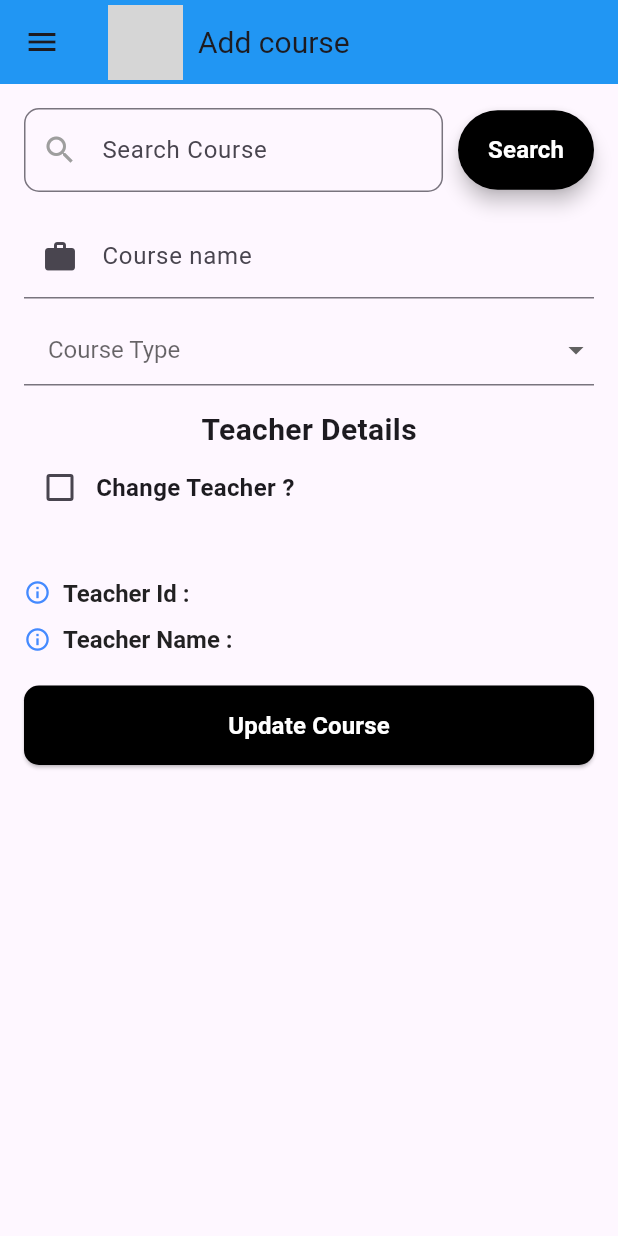
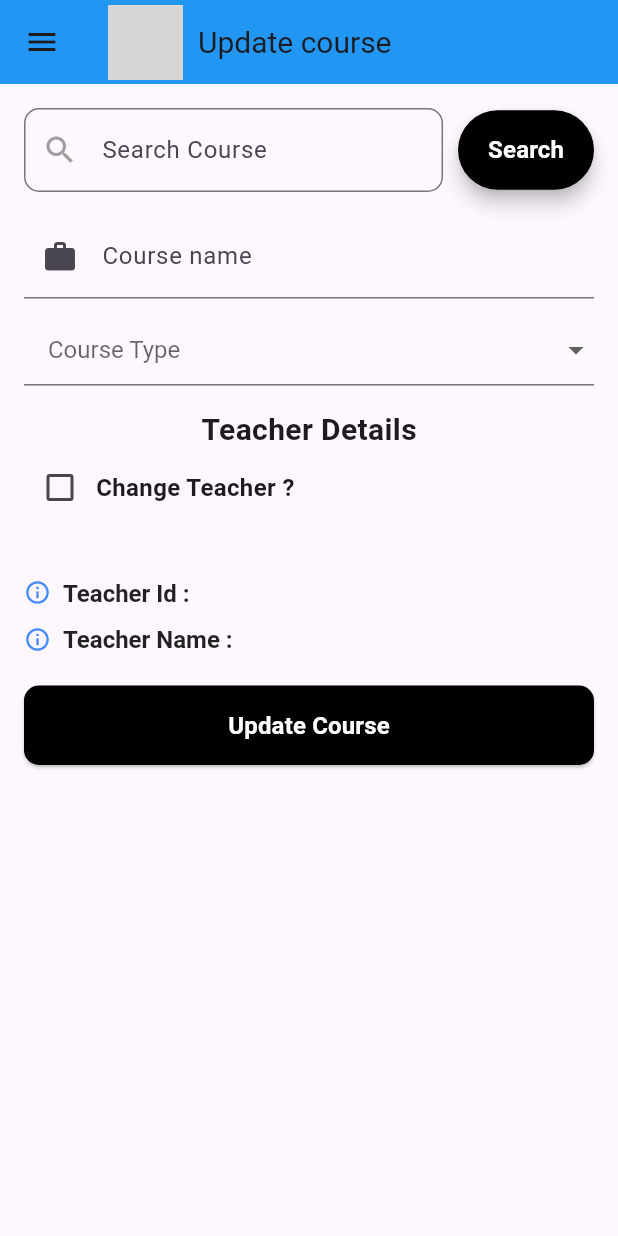
Before and after one commit to VinuthSriArampath/TuitionToAll-MobileApp, a Flutter app: the UpdateCourse screen opened directly, on a phone screen of 412 x 824 dp. Run offline on Flutter 3.47's test engine with Material 3 defaults, Android fonts, the phone set to English and light mode, and no system bars; our stand-ins replace device_preview, flutter_dotenv, flutter_riverpod, pin_code_fields, shared_preferences; accounts and stored records are empty; grey boxes are pictures that could not be loaded.

Commit message:
fix : change add course to update course in appbar

```diff
--- a/lib/Institute/course/update_course.dart
+++ b/lib/Institute/course/update_course.dart
@@ -245,7 +245,7 @@ class _UpdateCourseState extends ConsumerState<UpdateCourse> {
       appBar: const PreferredSize(
         preferredSize: Size.fromHeight(kToolbarHeight),
         child: InstituteNavbar(
-          title: "Add course",
+          title: "Update course",
         ),
       ),
       drawer: const InstituteDrawer(),
```
